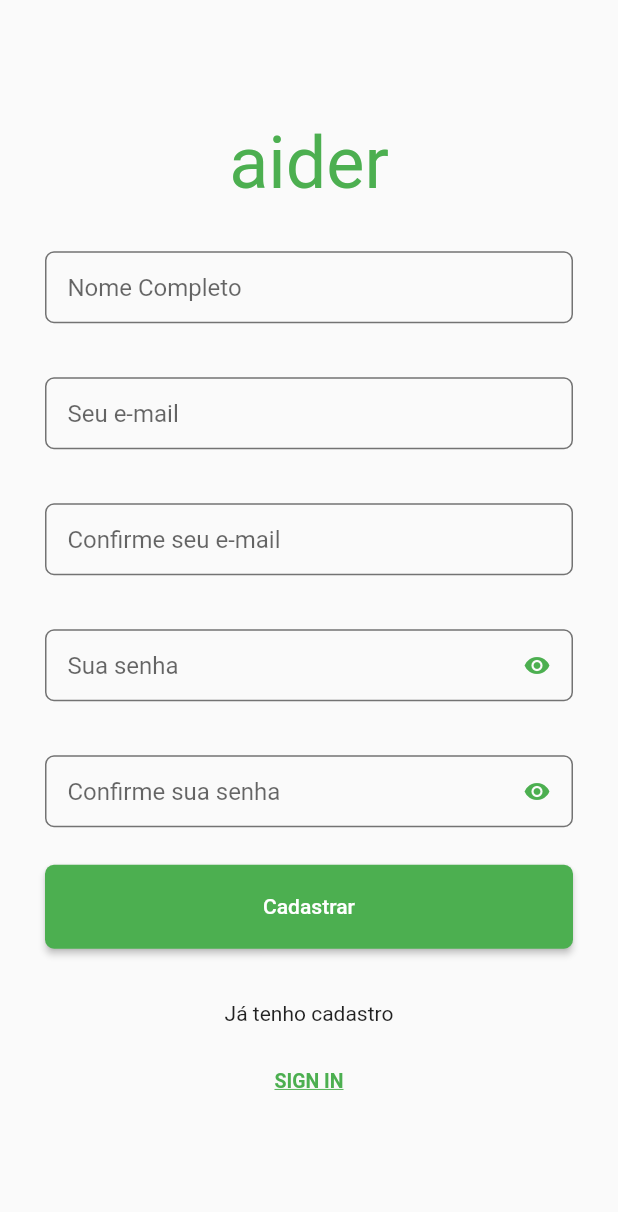
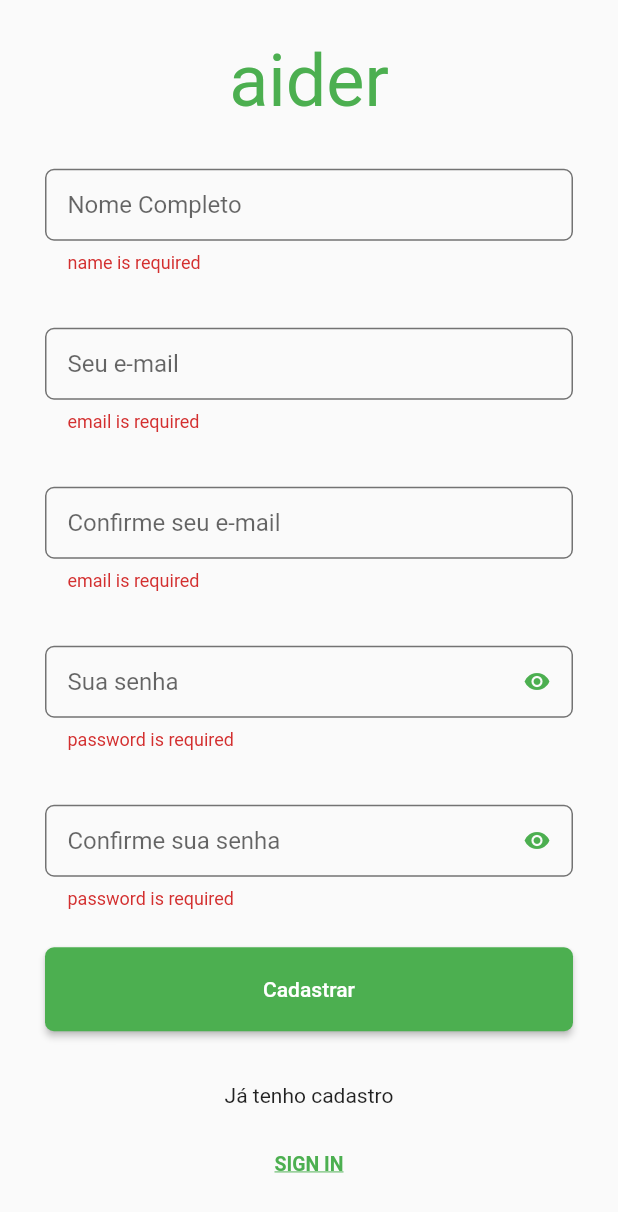
Before and after one commit to gabriel-dev-iesb/trabalho_pi3, a Flutter app: the SignUpPage screen opened by its route, after a tap on "Cadastrar", on a phone screen of 412 x 824 dp. Shown: the top 1212 px of the screen. Run offline on Flutter 3.47's test engine with Material 2 defaults, Android fonts, the phone set to English and light mode, and no system bars; our stand-ins replace dio, flutter_mobx, flutter_modular, localization, mask_text_input_formatter, mobx and 1 more; accounts and stored records are empty; generated files the repository leaves out were written again.

Commit message:
fluxo de autenticação concluido

```diff
--- a/app/lib/app_widget.dart
+++ b/app/lib/app_widget.dart
@@ -3,7 +3,7 @@ import 'package:flutter/material.dart';
 import 'package:flutter_localizations/flutter_localizations.dart';
 import 'package:flutter_modular/flutter_modular.dart';
 import 'package:localization/localization.dart';
-
+import 'package:provider/provider.dart';
 
 class AppWidget extends StatelessWidget {
   const AppWidget({Key? key}) : super(key: key);
@@ -12,7 +12,7 @@ class AppWidget extends StatelessWidget {
   Widget build(BuildContext context) {
     LocalJsonLocalization.delegate.directories = ['lib/assets/i18n'];
 
-    return MaterialApp.router(
+    return  MaterialApp.router(
           theme: basicTheme(),
           // scrollBehavior: AppScrollBehavior(),
           title: 'aider',
--- /dev/null
+++ b/app/lib/src/features/auth/data/dto/create_user_dto.dart
@@ -0,0 +1,34 @@
+
+// ignore_for_file: non_constant_identifier_names
+
+import 'package:aider/src/features/auth/domain/model/create_user.dart';
+
+class CreateUserDto {
+  const CreateUserDto(this.name, this.email, this.confirm_email, this.password, this.confirm_password);
+
+  final String name;
+  final String email;
+  final String confirm_email;
+  final String? password;
+  final String? confirm_password;
+
+  factory CreateUserDto.fromDomain(CreateUser user) {
+    return CreateUserDto(user.name, user.email, user.confirm_email, user.password, user.confirm_password);
+  }
+
+  factory CreateUserDto.fromJson(Map<String, dynamic> json) =>
+      CreateUserDto(
+        json['name'],
+        json['email'],
+        json['confirm_email'],
+        json['password'],
+        json['confirm_password'],
+        );
+
+  Map<String, dynamic> toJson() => {
+    'name': name,
+    'email': email,
+    'confirm_email': confirm_email,
+    'password': password,
+    'confirm_password': confirm_password};
+}
--- /dev/null
+++ b/app/lib/src/features/auth/domain/model/create_user.dart
@@ -0,0 +1,20 @@
+// ignore_for_file: non_constant_identifier_names
+
+class CreateUser {
+  CreateUser(this.name, this.email, this.confirm_email, this.password, this.confirm_password);
+
+  final String name;
+  final String email;
+  final String confirm_email;
+  final String? password;
+  final String? confirm_password;
+
+  factory CreateUser.fromJson(Map<String, dynamic> json) =>
+      CreateUser(
+        json['name'],
+        json['email'],
+        json['confirm_email'],
+        json['password'],
+        json['confirm_password'],
+        );
+}
--- a/app/lib/src/features/auth/domain/model/user.dart
+++ b/app/lib/src/features/auth/domain/model/user.dart
@@ -1,9 +1,9 @@
 class User {
-  const User(this.email, this.password, {this.token});
+  User(this.email, this.password, {this.token});
 
   final String email;
   final String? password;
-  final String? token;
+  String? token;
 
   factory User.fromJson(Map<String, dynamic> json) =>
       User(json['email'], json['password'], token: json['token']);
--- /dev/null
+++ b/app/lib/src/features/auth/domain/repository/register_interface.dart
@@ -0,0 +1,5 @@
+import 'package:aider/src/features/auth/domain/model/create_user.dart';
+
+abstract class ISignUp {
+  Future<void> signup(CreateUser user);
+}
--- /dev/null
+++ b/app/lib/src/features/auth/domain/usecase/signup_usecase.dart
@@ -0,0 +1,77 @@
+// ignore_for_file: non_constant_identifier_names
+
+import 'package:aider/src/features/auth/domain/model/create_user.dart';
+import 'package:aider/src/features/auth/domain/repository/register_interface.dart';
+import 'package:flutter_modular/flutter_modular.dart';
+
+class SignUpUseCase {
+  final repository = Modular.get<ISignUp>();
+
+  String? validateName(String name) {
+    if (name.isEmpty) {
+      // FIXME: Adicionar texto do i18n;
+      return 'name is required';
+    }
+    return null;
+  }
+
+  String? validateEmail(String email) {
+    print('Email: $email');
+    if (email.isEmpty) {
+      // FIXME: Adicionar texto do i18n;
+      return 'email is required';
+    }
+    if (!email.contains('@')) {
+      return 'wrong email format';
+    }
+    return null;
+  }
+
+  String? validateConfirmEmail(String confirm_email, String email) {
+    print('Email: $email');
+    print('Confirm Email: $confirm_email');
+    if (confirm_email != email) {
+      // FIXME: Adicionar texto do i18n;
+      return 'email and confirm email must match';
+    }
+    if (confirm_email.isEmpty) {
+      // FIXME: Adicionar texto do i18n;
+      return 'email is required';
+    }
+    if (!confirm_email.contains('@')) {
+      return 'wrong email format';
+    }
+
+    return null;
+  }
+
+  String? validatePassword(String password) {
+    print('password: $password');
+    if (password.isEmpty) {
+      // FIXME: Adicionar texto do i18n;
+      return 'password is required';
+    }
+    return null;
+  }
+
+  String? validateConfirmPassword(String confirm_password, String password) {
+    print('password: $password');
+    print('Confirm password: $confirm_password');
+    if (confirm_password != password) {
+      // FIXME: Adicionar texto do i18n;
+      return 'password and confirm password must match';
+    }
+    if (confirm_password.isEmpty) {
+      // FIXME: Adicionar texto do i18n;
+      return 'password is required';
+    }
+
+    return null;
+  }
+
+  Future<void> signup(String name, String email, String confirm_email,
+      String password, String confirm_password) {
+    return repository.signup(
+        CreateUser(name, email, confirm_email, password, confirm_password));
+  }
+}
--- a/app/lib/src/features/auth/presentation/view/page/login_page.dart
+++ b/app/lib/src/features/auth/presentation/view/page/login_page.dart
@@ -5,8 +5,6 @@ import 'package:flutter_modular/flutter_modular.dart';
 import 'package:localization/localization.dart';
 
 import '../../viewmodel/login_viewmodel.dart';
-
-
 
 class LoginPage extends StatefulWidget {
   const LoginPage({Key? key}) : super(key: key);
@@ -41,7 +39,7 @@ class _LoginPageState extends ModularState<LoginPage, LoginViewModel> {
         ),
       );
 
-      bool _obscureText = true;
+  bool _obscureText = true;
 
   void _toggle() {
     setState(() {
@@ -107,7 +105,7 @@ class _LoginPageState extends ModularState<LoginPage, LoginViewModel> {
 
   @override
   Widget build(BuildContext context) {
-     return Scaffold(
+    return Scaffold(
       appBar: AppBar(title: const Text('Login')),
       body: Center(
         child: SingleChildScrollView(
--- a/app/lib/src/features/auth/presentation/view/widgets/signup_form.dart
+++ b/app/lib/src/features/auth/presentation/view/widgets/signup_form.dart
@@ -1,7 +1,9 @@
+import 'package:aider/src/features/auth/presentation/viewmodel/signup_viewmodel.dart';
 import 'package:flutter/material.dart';
 import 'package:flutter_mobx/flutter_mobx.dart';
 
 import 'package:aider/src/utils/generate_form_item.dart';
+import 'package:flutter_modular/flutter_modular.dart';
 
 class SignUpWidget extends StatefulWidget {
   const SignUpWidget({Key? key}) : super(key: key);
@@ -10,7 +12,7 @@ class SignUpWidget extends StatefulWidget {
   State<SignUpWidget> createState() => _SignUpState();
 }
 
-class _SignUpState extends State<SignUpWidget> {
+class _SignUpState extends ModularState<SignUpWidget, SignUpViewModel> {
   bool _obscureText = true;
   bool _obscureConfirmText = true;
 
@@ -19,6 +21,7 @@ class _SignUpState extends State<SignUpWidget> {
       _obscureText = !_obscureText;
     });
   }
+
   void _toggleConfirm() {
     setState(() {
       _obscureConfirmText = !_obscureConfirmText;
@@ -31,8 +34,8 @@ Widget get nameInput => widget.generateFormField(
         textInputAction: TextInputAction.next,
         hint: 'Nome Completo',
         enabled: true,
-        // errorText: store.error.username,
-        // onChange: (value) => store.username = value,
+        errorText: store.error.name,
+        onChange: (value) => store.name = value,
       );
 
   Widget get emailInput => widget.generateFormField(
@@ -41,8 +44,8 @@ Widget get emailInput => widget.generateFormField(
         textInputAction: TextInputAction.next,
         hint: 'Seu e-mail',
         enabled: true,
-        // errorText: store.error.username,
-        // onChange: (value) => store.username = value,
+        errorText: store.error.email,
+        onChange: (value) => store.email = value,
       );
 
   Widget get confirmEmailInput => widget.generateFormField(
@@ -51,8 +54,8 @@ Widget get confirmEmailInput => widget.generateFormField(
         textInputAction: TextInputAction.next,
         hint: 'Confirme seu e-mail',
         enabled: true,
-        // errorText: store.error.username,
-        // onChange: (value) => store.username = value,
+        errorText: store.error.confirm_email,
+        onChange: (value) => store.confirm_email = value,
       );
 
   Widget get passwordInput => widget.generateFormField(
@@ -63,8 +66,8 @@ Widget get passwordInput => widget.generateFormField(
         obscureText: _obscureText,
         endIcon: _obscureText ? Icons.visibility : Icons.visibility_off,
         onPressedIcon: _toggle,
-        // errorText: store.error.username,
-        // onChange: (value) => store.username = value,
+        errorText: store.error.password,
+        onChange: (value) => store.password = value,
       );
 
   Widget get confirmPasswordInput => widget.generateFormField(
@@ -75,8 +78,8 @@ Widget get confirmPasswordInput => widget.generateFormField(
         obscureText: _obscureConfirmText,
         endIcon: _obscureConfirmText ? Icons.visibility : Icons.visibility_off,
         onPressedIcon: _toggleConfirm,
-        // errorText: store.error.username,
-        // onChange: (value) => store.username = value,
+        errorText: store.error.confirm_password,
+        onChange: (value) => store.confirm_password = value,
       );
 
   Widget get signupButton => Container(
@@ -91,7 +94,7 @@ Widget get signupButton => Container(
               ),
             ),
           ),
-          onPressed: () {},
+          onPressed: store.isLoading ? null : store.signup,
           //FIXME: Adicionar texto do i18n
           child: const Text('Cadastrar'),
         ),
--- /dev/null
+++ b/app/lib/src/features/auth/presentation/viewmodel/signup_viewmodel.dart
@@ -0,0 +1,127 @@
+// ignore_for_file: non_constant_identifier_names
+
+import 'package:flutter_modular/flutter_modular.dart';
+import 'package:mobx/mobx.dart';
+
+import '../../domain/usecase/signup_usecase.dart';
+part 'signup_viewmodel.g.dart';
+
+class SignUpViewModel = _SignUpViewModelBase with _$SignUpViewModel;
+
+abstract class _SignUpViewModelBase with Store {
+  final error = SignUpError();
+  final _usecase = Modular.get<SignUpUseCase>();
+
+  @observable
+  String name = '';
+
+  @observable
+  String email = '';
+
+  @observable
+  String confirm_email = '';
+
+  @observable
+  String password = '';
+
+  @observable
+  String confirm_password = '';
+
+  @observable
+  bool isLoading = false;
+
+  @action
+  void validateName() {
+    error.name = _usecase.validateName(name);
+  }
+
+  @action
+  void validateEmail() {
+    error.email = _usecase.validateEmail(email);
+  }
+
+  @action
+  void validateConfirmEmail() {
+    error.confirm_email = _usecase.validateConfirmEmail(confirm_email, email);
+  }
+
+  @action
+  void validatePassword() {
+    error.password = _usecase.validatePassword(password);
+  }
+
+  @action
+  void validateConfirmPassword() {
+    error.confirm_password =
+        _usecase.validateConfirmPassword(confirm_password, password);
+  }
+
+  void signup() async {
+    error.clear();
+
+    validateName();
+    validateEmail();
+    validateConfirmEmail();
+    validatePassword();
+    validateConfirmPassword();
+
+    print(error.hasErrors);
+
+    if (!error.hasErrors) {
+      isLoading = true;
+      try {
+        await _usecase.signup(
+            name, email, confirm_email, password, confirm_password);
+
+        Modular.to.pushNamed('/auth/signup-done');
+        print('Created user');
+      } on Exception {
+        print('Error');
+        error.signup = 'Internal Server Error';
+        isLoading = false;
+      } finally {
+        isLoading = false;
+      }
+    }
+  }
+}
+
+class SignUpError = _SignUpErrorBase with _$SignUpError;
+
+abstract class _SignUpErrorBase with Store {
+  @observable
+  String? name = '';
+
+  @observable
+  String? email = '';
+
+  @observable
+  String? confirm_email = '';
+
+  @observable
+  String? password = '';
+
+  @observable
+  String? confirm_password = '';
+
+  @observable
+  String? signup;
+
+  @computed
+  bool get hasErrors =>
+      name != null ||
+      email != null ||
+      confirm_email != null ||
+      password != null ||
+      confirm_password != null ||
+      signup != null;
+
+  void clear() {
+    name = null;
+    email = null;
+    confirm_email = null;
+    password = null;
+    confirm_password = null;
+    signup = null;
+  }
+}
--- a/app/lib/src/features/home/home_module.dart
+++ b/app/lib/src/features/home/home_module.dart
@@ -1,9 +1,11 @@
+import 'package:aider/src/features/auth/presentation/viewmodel/login_viewmodel.dart';
 import 'package:aider/src/features/home/view/home.dart';
 import 'package:flutter_modular/flutter_modular.dart';
 
 class HomeModule extends Module {
   @override
   List<Bind<Object>> get binds => [
+    Bind.factory((i) => LoginViewModel()),
   ];
 
   @override
```
Also changed, not shown: app/lib/src/features/auth/auth_module.dart (+9 -0 lines), app/lib/src/features/auth/data/repository/login_repository.dart (+13 -10 lines), app/lib/src/features/auth/data/repository/signup_repository.dart (added, +24 -0 lines), app/lib/src/features/auth/presentation/view/page/signup-done_page.dart (added, +56 -0 lines), app/lib/src/features/auth/presentation/viewmodel/login_viewmodel.dart (+19 -2 lines), app/lib/src/features/home/view/home.dart (+34 -8 lines), app/pubspec.yaml (+11 -10 lines), app/lib/src/features/auth/presentation/viewmodel/login_viewmodel.g.dart, app/lib/src/features/auth/presentation/viewmodel/signup_viewmodel.g.dart (added), app/pubspec.lock. Lines whose indentation alone changed are shown as unchanged.
